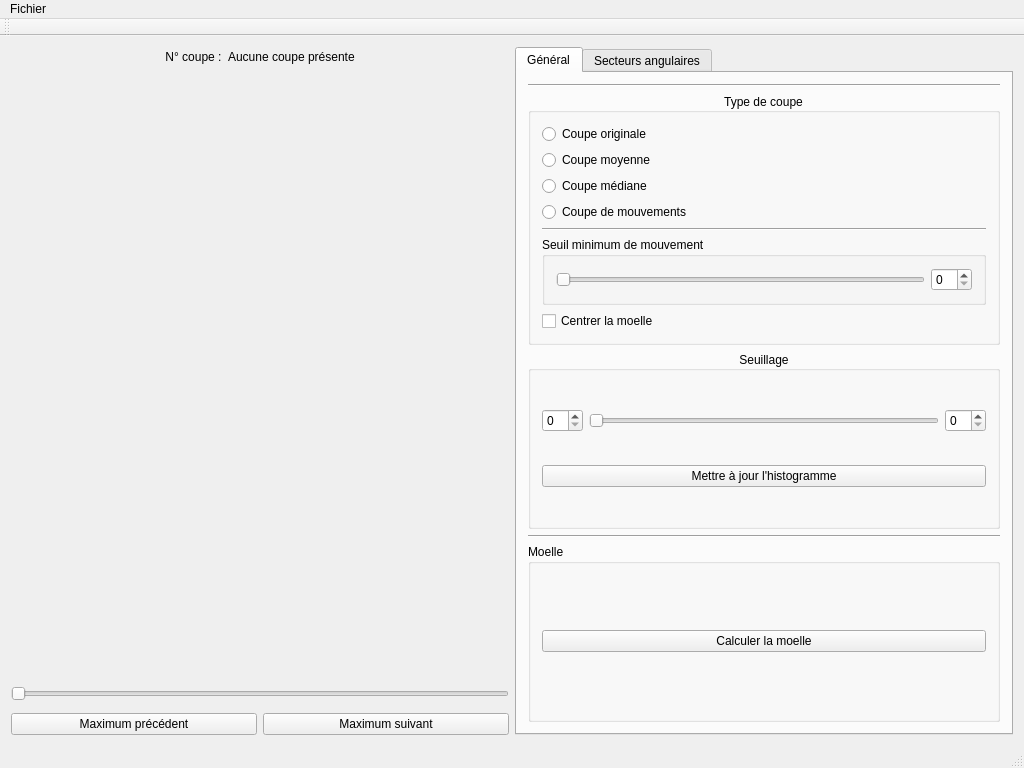
This is ui/mainwindow.ui in akrah/TKDetection as Qt 5 draws it before an edit. The edited form follows.
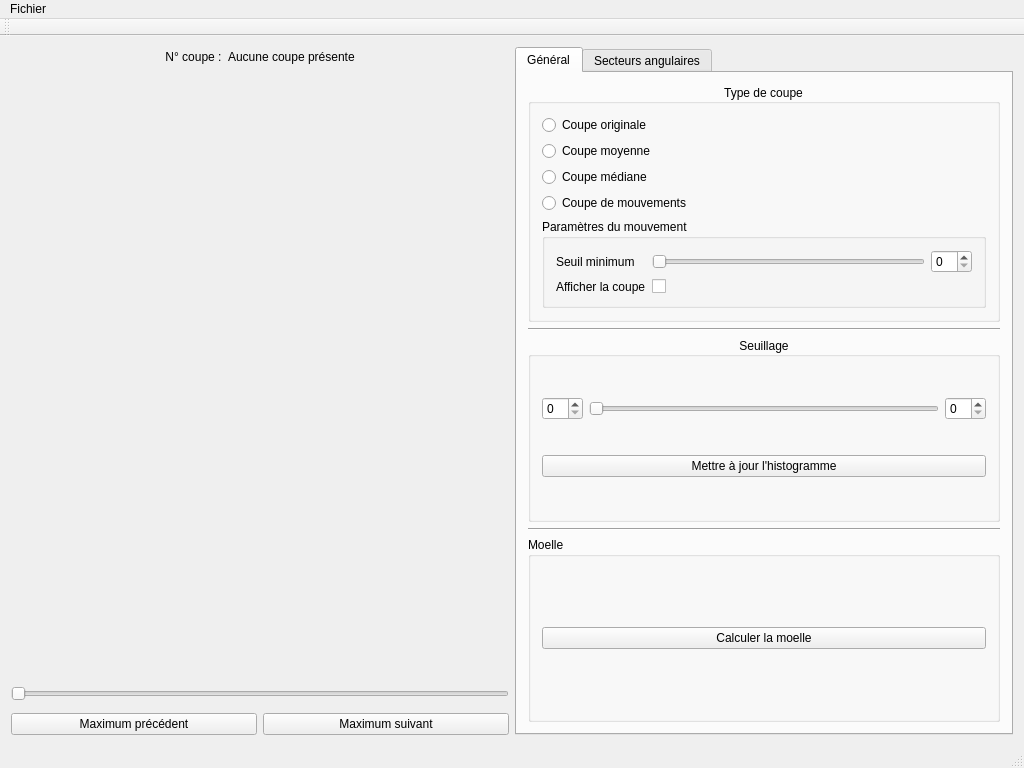
This is the edited form. Custom widgets are drawn as their Qt base class.

```diff
--- a/ui/mainwindow.ui
+++ b/ui/mainwindow.ui
@@ -208,13 +208,6 @@
         <string>Général</string>
        </attribute>
        <layout class="QVBoxLayout" name="verticalLayout_6">
-        <item>
-         <widget class="Line" name="line">
-          <property name="orientation">
-           <enum>Qt::Horizontal</enum>
-          </property>
-         </widget>
-        </item>
         <item>
          <widget class="QGroupBox" name="groupBox">
           <property name="title">
@@ -252,19 +245,21 @@
              </property>
             </widget>
            </item>
-           <item>
-            <widget class="Line" name="line_4">
-             <property name="orientation">
-              <enum>Qt::Horizontal</enum>
-             </property>
-            </widget>
-           </item>
            <item>
             <widget class="QGroupBox" name="groupBox_8">
              <property name="title">
-              <string>Seuil minimum de mouvement</string>
+              <string>Paramètres du mouvement</string>
              </property>
-             <layout class="QHBoxLayout" name="horizontalLayout_10">
+             <layout class="QFormLayout" name="formLayout_5">
+              <item row="0" column="0">
+               <widget class="QLabel" name="label_9">
+                <property name="text">
+                 <string>Seuil minimum</string>
+                </property>
+               </widget>
+              </item>
+              <item row="0" column="1">
+               <layout class="QHBoxLayout" name="horizontalLayout_9">
               <item>
                <widget class="QSlider" name="_sliderMotionThreshold">
                 <property name="maximum">
@@ -283,16 +278,32 @@
                </widget>
               </item>
              </layout>
+              </item>
+              <item row="1" column="0">
+               <widget class="QLabel" name="label_10">
+                <property name="text">
+                 <string>Afficher la coupe</string>
+                </property>
+               </widget>
+              </item>
+              <item row="1" column="1">
+               <widget class="QCheckBox" name="_checkDrawMovementWithBackground">
+                <property name="text">
+                 <string/>
+                </property>
+               </widget>
+              </item>
+             </layout>
+            </widget>
+           </item>
+          </layout>
             </widget>
            </item>
            <item>
-            <widget class="QCheckBox" name="_checkCenterOnMarrow">
-             <property name="text">
-              <string>Centrer la moelle</string>
-             </property>
-            </widget>
-           </item>
-          </layout>
+         <widget class="Line" name="line">
+          <property name="orientation">
+           <enum>Qt::Horizontal</enum>
+          </property>
          </widget>
         </item>
         <item>
```
Lines whose indentation alone changed are shown as unchanged.
